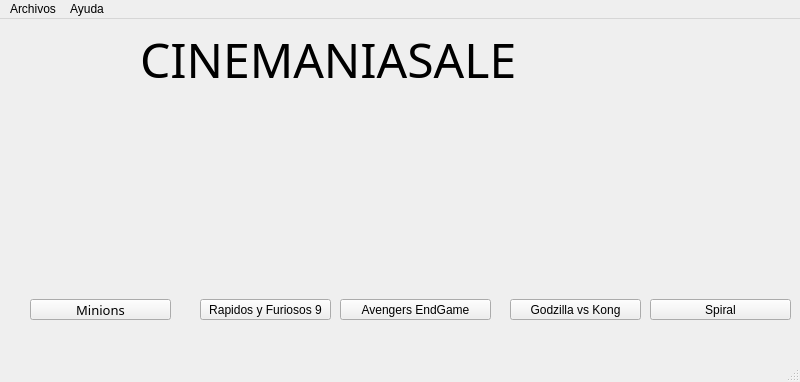
Before: the Qt Designer form ventanap.ui in Jtobar-Ec/Cine-Mejorado, drawn with Qt 5.
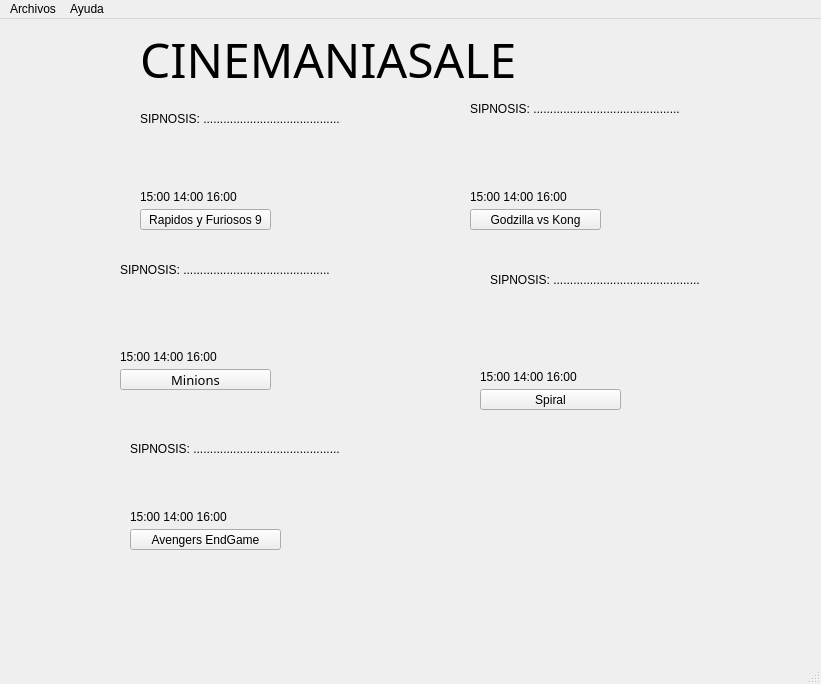
After: the same form once the commit is applied. Icons and pictures are not drawn.

```diff
--- a/ventanap.ui
+++ b/ventanap.ui
@@ -6,8 +6,8 @@
    <rect>
     <x>0</x>
     <y>0</y>
-    <width>800</width>
-    <height>382</height>
+    <width>821</width>
+    <height>684</height>
    </rect>
   </property>
   <property name="windowTitle">
@@ -48,8 +48,8 @@
      <rect>
       <x>20</x>
       <y>90</y>
-      <width>171</width>
-      <height>191</height>
+      <width>121</width>
+      <height>121</height>
      </rect>
     </property>
     <property name="styleSheet">
@@ -62,10 +62,10 @@
    <widget class="QLabel" name="label_3">
     <property name="geometry">
      <rect>
-      <x>200</x>
-      <y>90</y>
+      <x>10</x>
+      <y>240</y>
       <width>131</width>
-      <height>191</height>
+      <height>131</height>
      </rect>
     </property>
     <property name="styleSheet">
@@ -78,10 +78,10 @@
    <widget class="QLabel" name="label_4">
     <property name="geometry">
      <rect>
-      <x>340</x>
-      <y>70</y>
-      <width>151</width>
-      <height>231</height>
+      <x>30</x>
+      <y>370</y>
+      <width>91</width>
+      <height>201</height>
      </rect>
     </property>
     <property name="styleSheet">
@@ -94,10 +94,10 @@
    <widget class="QLabel" name="label_5">
     <property name="geometry">
      <rect>
-      <x>510</x>
-      <y>90</y>
-      <width>131</width>
-      <height>191</height>
+      <x>380</x>
+      <y>250</y>
+      <width>91</width>
+      <height>141</height>
      </rect>
     </property>
     <property name="styleSheet">
@@ -110,10 +110,10 @@
    <widget class="QLabel" name="label_6">
     <property name="geometry">
      <rect>
-      <x>650</x>
-      <y>90</y>
-      <width>141</width>
-      <height>191</height>
+      <x>370</x>
+      <y>70</y>
+      <width>91</width>
+      <height>151</height>
      </rect>
     </property>
     <property name="styleSheet">
@@ -123,30 +123,11 @@
      <string/>
     </property>
    </widget>
-   <widget class="QPushButton" name="pushButton">
-    <property name="geometry">
-     <rect>
-      <x>30</x>
-      <y>280</y>
-      <width>141</width>
-      <height>21</height>
-     </rect>
-    </property>
-    <property name="font">
-     <font>
-      <family>MS PGothic</family>
-      <pointsize>10</pointsize>
-     </font>
-    </property>
-    <property name="text">
-     <string>Minions</string>
-    </property>
-   </widget>
    <widget class="QPushButton" name="pushButton_2">
     <property name="geometry">
      <rect>
-      <x>200</x>
-      <y>280</y>
+      <x>140</x>
+      <y>190</y>
       <width>131</width>
       <height>21</height>
      </rect>
@@ -158,8 +139,8 @@
    <widget class="QPushButton" name="pushButton_3">
     <property name="geometry">
      <rect>
-      <x>340</x>
-      <y>280</y>
+      <x>130</x>
+      <y>510</y>
       <width>151</width>
       <height>21</height>
      </rect>
@@ -171,8 +152,8 @@
    <widget class="QPushButton" name="pushButton_4">
     <property name="geometry">
      <rect>
-      <x>510</x>
-      <y>280</y>
+      <x>470</x>
+      <y>190</y>
       <width>131</width>
       <height>21</height>
      </rect>
@@ -184,8 +165,8 @@
    <widget class="QPushButton" name="pushButton_5">
     <property name="geometry">
      <rect>
-      <x>650</x>
-      <y>280</y>
+      <x>480</x>
+      <y>370</y>
       <width>141</width>
       <height>21</height>
      </rect>
@@ -194,14 +175,163 @@
      <string>Spiral</string>
     </property>
    </widget>
+   <widget class="QLabel" name="label_7">
+    <property name="geometry">
+     <rect>
+      <x>140</x>
+      <y>90</y>
+      <width>201</width>
+      <height>20</height>
+     </rect>
+    </property>
+    <property name="text">
+     <string>SIPNOSIS: ............................................</string>
+    </property>
+   </widget>
+   <widget class="QLabel" name="label_8">
+    <property name="geometry">
+     <rect>
+      <x>130</x>
+      <y>420</y>
+      <width>211</width>
+      <height>20</height>
+     </rect>
+    </property>
+    <property name="text">
+     <string>SIPNOSIS: ............................................</string>
+    </property>
+   </widget>
+   <widget class="QLabel" name="label_9">
+    <property name="geometry">
+     <rect>
+      <x>120</x>
+      <y>240</y>
+      <width>211</width>
+      <height>21</height>
+     </rect>
+    </property>
+    <property name="text">
+     <string>SIPNOSIS: ............................................</string>
+    </property>
+   </widget>
+   <widget class="QPushButton" name="pushButton">
+    <property name="geometry">
+     <rect>
+      <x>120</x>
+      <y>350</y>
+      <width>151</width>
+      <height>21</height>
+     </rect>
+    </property>
+    <property name="font">
+     <font>
+      <family>MS PGothic</family>
+      <pointsize>10</pointsize>
+     </font>
+    </property>
+    <property name="text">
+     <string>Minions</string>
+    </property>
+   </widget>
+   <widget class="QLabel" name="label_10">
+    <property name="geometry">
+     <rect>
+      <x>490</x>
+      <y>250</y>
+      <width>211</width>
+      <height>21</height>
+     </rect>
+    </property>
+    <property name="text">
+     <string>SIPNOSIS: ............................................</string>
+    </property>
+   </widget>
+   <widget class="QLabel" name="label_11">
+    <property name="geometry">
+     <rect>
+      <x>470</x>
+      <y>80</y>
+      <width>211</width>
+      <height>20</height>
+     </rect>
+    </property>
+    <property name="text">
+     <string>SIPNOSIS: ............................................</string>
+    </property>
+   </widget>
+   <widget class="QLabel" name="label_12">
+    <property name="geometry">
+     <rect>
+      <x>130</x>
+      <y>490</y>
+      <width>101</width>
+      <height>16</height>
+     </rect>
+    </property>
+    <property name="text">
+     <string>15:00 14:00 16:00</string>
+    </property>
+   </widget>
+   <widget class="QLabel" name="label_13">
+    <property name="geometry">
+     <rect>
+      <x>120</x>
+      <y>330</y>
+      <width>101</width>
+      <height>16</height>
+     </rect>
+    </property>
+    <property name="text">
+     <string>15:00 14:00 16:00</string>
+    </property>
+   </widget>
+   <widget class="QLabel" name="label_14">
+    <property name="geometry">
+     <rect>
+      <x>140</x>
+      <y>170</y>
+      <width>101</width>
+      <height>16</height>
+     </rect>
+    </property>
+    <property name="text">
+     <string>15:00 14:00 16:00</string>
+    </property>
+   </widget>
+   <widget class="QLabel" name="label_15">
+    <property name="geometry">
+     <rect>
+      <x>470</x>
+      <y>170</y>
+      <width>101</width>
+      <height>16</height>
+     </rect>
+    </property>
+    <property name="text">
+     <string>15:00 14:00 16:00</string>
+    </property>
+   </widget>
+   <widget class="QLabel" name="label_16">
+    <property name="geometry">
+     <rect>
+      <x>480</x>
+      <y>350</y>
+      <width>101</width>
+      <height>16</height>
+     </rect>
+    </property>
+    <property name="text">
+     <string>15:00 14:00 16:00</string>
+    </property>
+   </widget>
   </widget>
   <widget class="QMenuBar" name="menubar">
    <property name="geometry">
     <rect>
      <x>0</x>
      <y>0</y>
-     <width>800</width>
-     <height>20</height>
+     <width>821</width>
+     <height>22</height>
     </rect>
    </property>
    <widget class="QMenu" name="menuArchivos">
```
